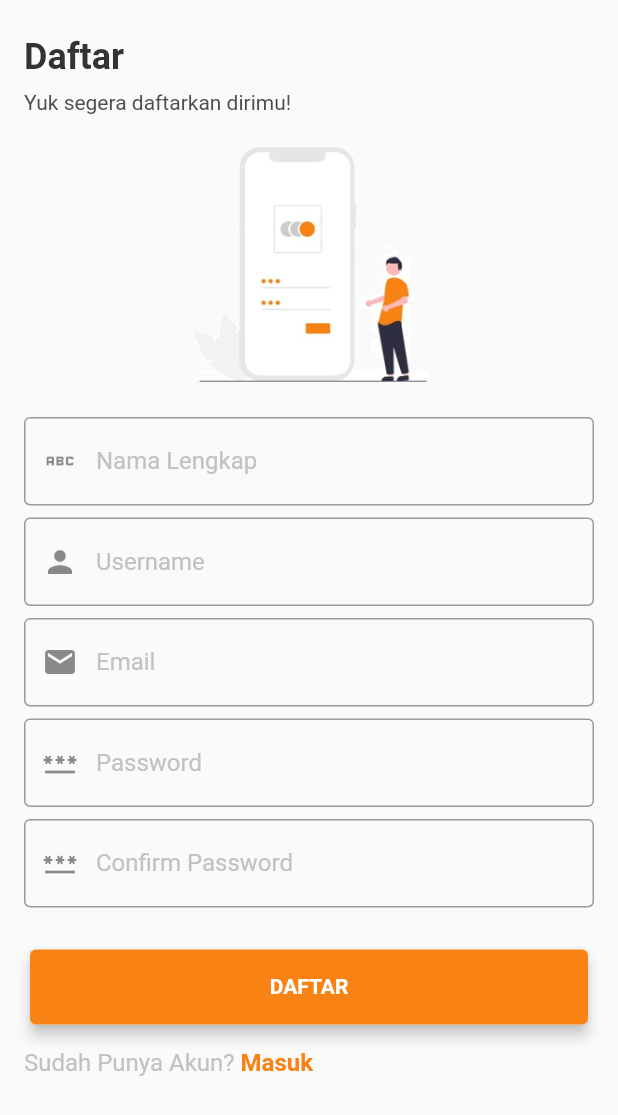
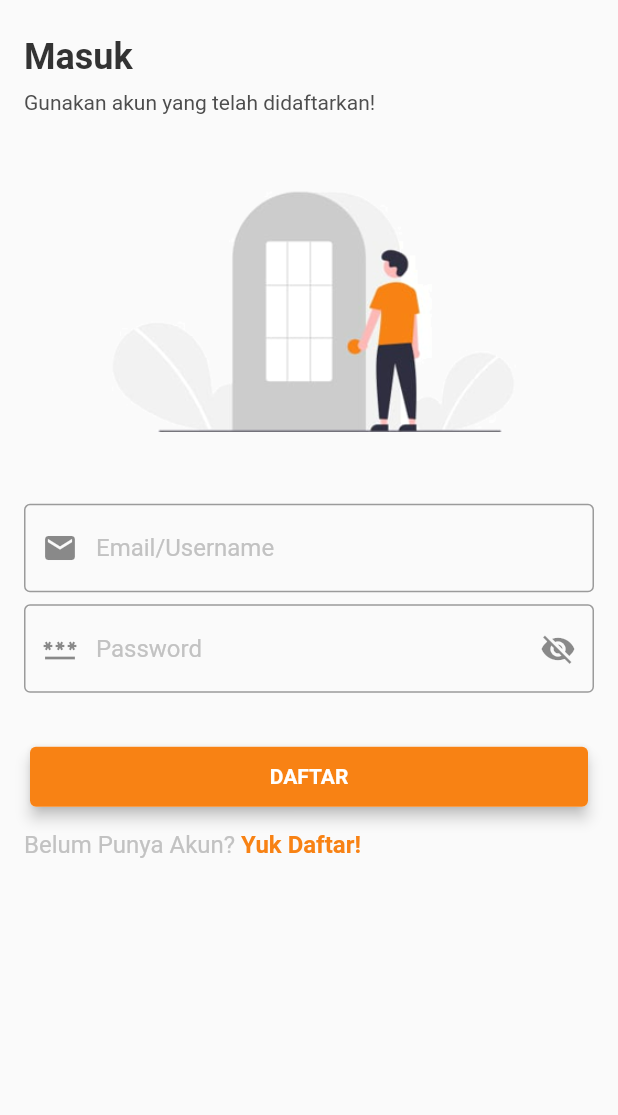
Before and after one commit to riskiilyas/Quliku, a Flutter app: the screen it shows after launch, after a tap on "Masuk", on a phone screen of 412 x 824 dp. Shown: the top 1115 px of the screen. Run offline on Flutter 3.47's test engine with Material 2 defaults, Android fonts, the phone set to English and light mode, and no system bars; our stand-ins replace get.

Commit message:
add password hide

```diff
--- a/lib/screen/login_screen.dart
+++ b/lib/screen/login_screen.dart
@@ -20,11 +20,8 @@ class LoginScreen extends StatefulWidget {
 }
 
 class _MyHomePageState extends State<LoginScreen> {
-  String fullname = "";
-  String username = "";
-  String email = "";
+  String usernameOrEmail = "";
   String password = "";
-  String confirmPassword = "";
 
   @override
   Widget build(BuildContext context) {
@@ -45,7 +42,7 @@ class _MyHomePageState extends State<LoginScreen> {
                             crossAxisAlignment: CrossAxisAlignment.start,
                             children: const [
                               Text(
-                                'Daftar',
+                                'Masuk',
                                 style: TextStyle(
                                     fontWeight: FontWeight.bold,
                                     fontSize: 24,
@@ -55,7 +52,7 @@ class _MyHomePageState extends State<LoginScreen> {
                                 height: 8,
                               ),
                               Text(
-                                'Yuk segera daftarkan dirimu!',
+                                'Gunakan akun yang telah didaftarkan!',
                                 style: TextStyle(color: Constants.COLOR_TEXT),
                               )
                             ],
@@ -63,52 +60,37 @@ class _MyHomePageState extends State<LoginScreen> {
                         ),
                       ),
                       const SizedBox(
-                        height: 16,
+                        height: 48,
                       ),
                       Expanded(
                         flex: 3,
                         child: Center(
                           child: SizedBox(
-                            width: 160,
+                            width: 280,
                             child: Image.asset(
-                              'assets/register_img.png',
+                              'assets/login_img.png',
                               fit: BoxFit.fill,
                             ),
                           ),
                         ),
                       ),
                       const SizedBox(
-                        height: 16,
+                        height: 48,
                       ),
                       Expanded(
-                        flex: 5,
+                        flex: 2,
                         child: Column(
                           children: [
-                            CustomTextField(hint: "Nama Lengkap", icon: Icons.abc),
-                            const SizedBox(
-                              height: 8,
-                            ),
-                            CustomTextField(hint: "Username", icon: Icons.person),
-                            const SizedBox(
-                              height: 8,
-                            ),
-                            CustomTextField(hint: "Email", icon: Icons.email),
+                            CustomTextField(hint: "Email/Username", icon: Icons.email),
                             const SizedBox(
                               height: 8,
                             ),
                             CustomTextField(hint: "Password", icon: Icons.password),
-                            const SizedBox(
-                              height: 8,
-                            ),
-                            CustomTextField(
-                              hint: "Confirm Password",
-                              icon: Icons.password,
-                            )
                           ],
                         ),
                       ),
                       const SizedBox(
-                        height: 24,
+                        height: 32,
                       ),
                       Expanded(
                         flex: 1,
@@ -121,7 +103,7 @@ class _MyHomePageState extends State<LoginScreen> {
                             Row(
                               children: [
                                 const Text(
-                                  'Sudah Punya Akun? ',
+                                  'Belum Punya Akun? ',
                                   style: TextStyle(
                                       color: Constants.COLOR_HINT_TEXT,
                                       fontSize: 16),
@@ -129,7 +111,7 @@ class _MyHomePageState extends State<LoginScreen> {
                                 InkWell(
                                   onTap: () => {},
                                   child: const Text(
-                                    'Masuk',
+                                    'Yuk Daftar!',
                                     style: TextStyle(
                                         color: Constants.COLOR_MAIN,
                                         fontSize: 16,
--- a/lib/widget/custom_button.dart
+++ b/lib/widget/custom_button.dart
@@ -23,7 +23,7 @@ class CustomButton extends StatelessWidget {
             decoration: BoxDecoration(
                 borderRadius: BorderRadius.circular(4),
                 color: buttonColor),
-            height: 50,
+            height: 40,
             child: Text(
               text,
               textAlign: TextAlign.center,
--- a/lib/widget/custom_text_field.dart
+++ b/lib/widget/custom_text_field.dart
@@ -2,12 +2,20 @@ import 'package:flutter/material.dart';
 
 import '../util/Constants.dart';
 
-class CustomTextField extends StatelessWidget {
-  String _text = "";
+class CustomTextField extends StatefulWidget {
   final String hint;
   final IconData icon;
 
-  CustomTextField({Key? key, required this.hint, required this.icon}) : super(key: key);
+  CustomTextField({Key? key, required this.hint, required this.icon})
+      : super(key: key);
+
+  @override
+  State<CustomTextField> createState() => _CustomTextFieldState();
+}
+
+class _CustomTextFieldState extends State<CustomTextField> {
+  String _text = "";
+  bool isHide = true;
 
   String getText() => _text;
 
@@ -16,11 +24,24 @@ class CustomTextField extends StatelessWidget {
   @override
   Widget build(BuildContext context) {
     return TextField(
+        obscureText: widget.icon == Icons.password && isHide ? true : false,
         onChanged: (text) => {_text = text},
         decoration: InputDecoration(
-            hintText: hint,
+            hintText: widget.hint,
             hintStyle: const TextStyle(color: Constants.COLOR_HINT_TEXT),
-            prefixIcon: Icon(icon),
-            border: const OutlineInputBorder(borderSide: BorderSide(color: Constants.COLOR_MAIN))));
+            prefixIcon: Icon(widget.icon),
+            suffixIcon: widget.icon == Icons.password
+                ? IconButton(
+                    onPressed: () => {
+                          setState(() {
+                            isHide = !isHide;
+                          })
+                        },
+                    icon: isHide
+                        ? const Icon(Icons.visibility_off)
+                        : const Icon(Icons.visibility))
+                : null,
+            border: const OutlineInputBorder(
+                borderSide: BorderSide(color: Constants.COLOR_MAIN))));
   }
 }
```
Also changed, not shown: assets/login_img.png (added).
